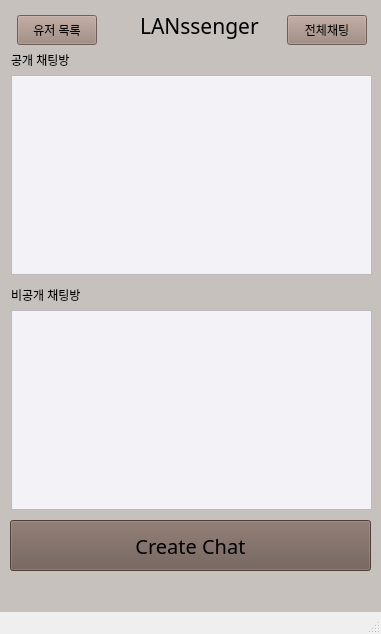
Old version of the form src/client/gui/mainwindow.ui in the repository TaehyunJeon0203/lanssenger.
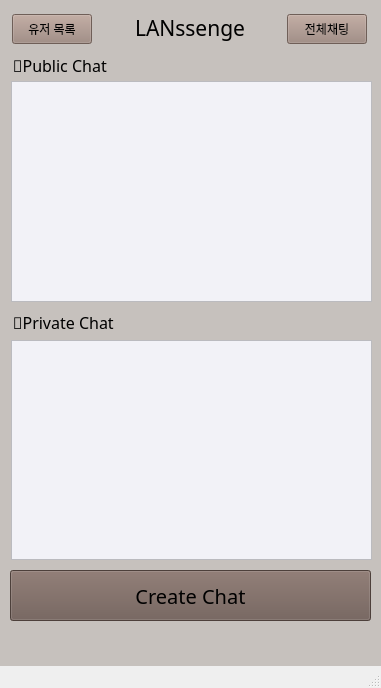
New version of the form. The open tabs and pages were chosen to show the change.

Commit message: Design : 그룹채팅 공개방/비밀방 이름 및 위치 변경, 채팅창 크기 조절

Diff of the .ui file:
```diff
--- a/src/client/gui/mainwindow.ui
+++ b/src/client/gui/mainwindow.ui
@@ -7,7 +7,7 @@
     <x>0</x>
     <y>0</y>
     <width>381</width>
-    <height>634</height>
+    <height>688</height>
    </rect>
   </property>
   <property name="windowTitle">
@@ -134,8 +134,8 @@
      <widget class="QPushButton" name="userListButton2">
       <property name="geometry">
        <rect>
-        <x>17</x>
-        <y>15</y>
+        <x>12</x>
+        <y>14</y>
         <width>80</width>
         <height>30</height>
        </rect>
@@ -150,15 +150,15 @@
      <widget class="QLabel" name="currentRoomLabel">
       <property name="geometry">
        <rect>
-        <x>140</x>
-        <y>10</y>
-        <width>131</width>
+        <x>135</x>
+        <y>12</y>
+        <width>111</width>
         <height>31</height>
        </rect>
       </property>
       <property name="font">
        <font>
-        <family>Noto Sans KR</family>
+        <family>휴먼옛체</family>
         <pointsize>16</pointsize>
        </font>
       </property>
@@ -170,7 +170,7 @@
       <property name="geometry">
        <rect>
         <x>287</x>
-        <y>15</y>
+        <y>14</y>
         <width>80</width>
         <height>30</height>
        </rect>
@@ -185,23 +185,29 @@
      <widget class="QLabel" name="publicRoomLabel">
       <property name="geometry">
        <rect>
-        <x>11</x>
-        <y>50</y>
-        <width>175</width>
+        <x>13</x>
+        <y>55</y>
+        <width>111</width>
         <height>20</height>
        </rect>
       </property>
+      <property name="font">
+       <font>
+        <family>휴먼옛체</family>
+        <pointsize>12</pointsize>
+       </font>
+      </property>
       <property name="text">
-       <string>공개 채팅방</string>
+       <string>📣Public Chat</string>
       </property>
      </widget>
      <widget class="QListWidget" name="roomListWidget">
       <property name="geometry">
        <rect>
         <x>11</x>
-        <y>75</y>
+        <y>81</y>
         <width>361</width>
-        <height>200</height>
+        <height>221</height>
        </rect>
       </property>
       <property name="styleSheet">
@@ -213,23 +219,29 @@
      <widget class="QLabel" name="privateRoomLabel">
       <property name="geometry">
        <rect>
-        <x>11</x>
-        <y>285</y>
-        <width>175</width>
+        <x>13</x>
+        <y>312</y>
+        <width>121</width>
         <height>20</height>
        </rect>
       </property>
+      <property name="font">
+       <font>
+        <family>휴먼옛체</family>
+        <pointsize>12</pointsize>
+       </font>
+      </property>
       <property name="text">
-       <string>비공개 채팅방</string>
+       <string>🔐Private Chat</string>
       </property>
      </widget>
      <widget class="QListWidget" name="privateRoomListWidget">
       <property name="geometry">
        <rect>
         <x>11</x>
-        <y>310</y>
+        <y>340</y>
         <width>361</width>
-        <height>200</height>
+        <height>220</height>
        </rect>
       </property>
       <property name="styleSheet">
@@ -242,7 +254,7 @@
       <property name="geometry">
        <rect>
         <x>10</x>
-        <y>520</y>
+        <y>570</y>
         <width>361</width>
         <height>51</height>
        </rect>
```
Left out of the diff: 24 changed lines with no effect on the pictures. The commit also changes 1 other file.
